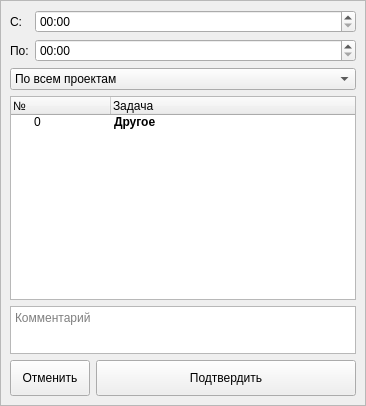
Above: logtimewindow.ui from xaionaro/tasks before the change. Below: the same form after it.
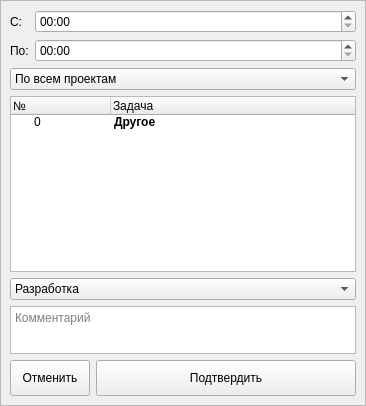
That is the form after the change.

```diff
--- a/logtimewindow.ui
+++ b/logtimewindow.ui
@@ -148,6 +148,34 @@
         </item>
        </widget>
       </item>
+      <item>
+       <widget class="QComboBox" name="activityType">
+        <property name="editable">
+         <bool>false</bool>
+        </property>
+        <property name="currentText">
+         <string>Разработка</string>
+        </property>
+        <property name="currentIndex">
+         <number>1</number>
+        </property>
+        <item>
+         <property name="text">
+          <string>Проектирование</string>
+         </property>
+        </item>
+        <item>
+         <property name="text">
+          <string>Разработка</string>
+         </property>
+        </item>
+        <item>
+         <property name="text">
+          <string>Отчётность</string>
+         </property>
+        </item>
+       </widget>
+      </item>
       <item>
        <widget class="QPlainTextEdit" name="comment">
         <property name="sizePolicy">
```
